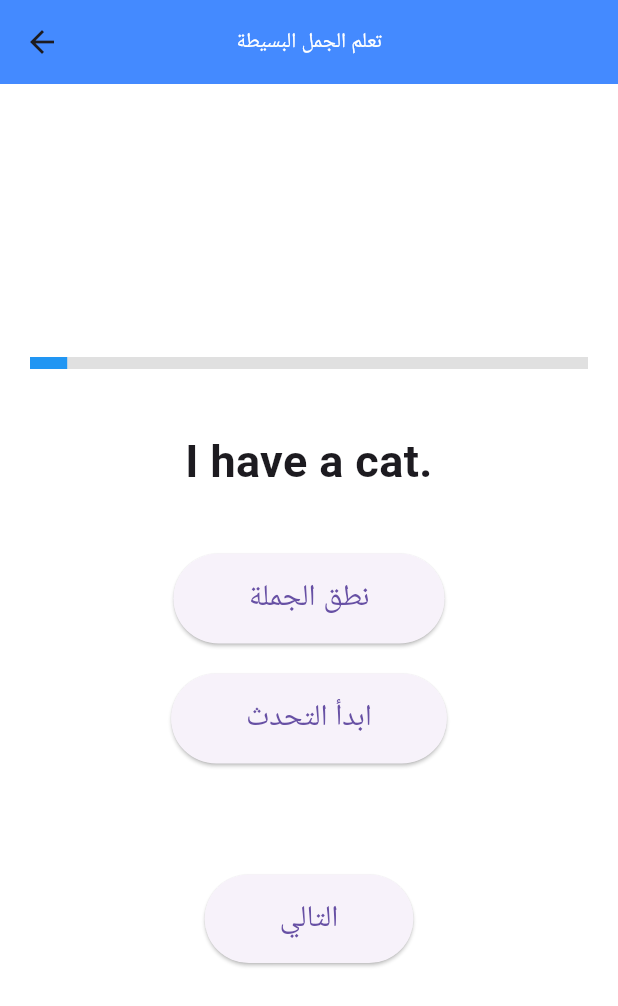
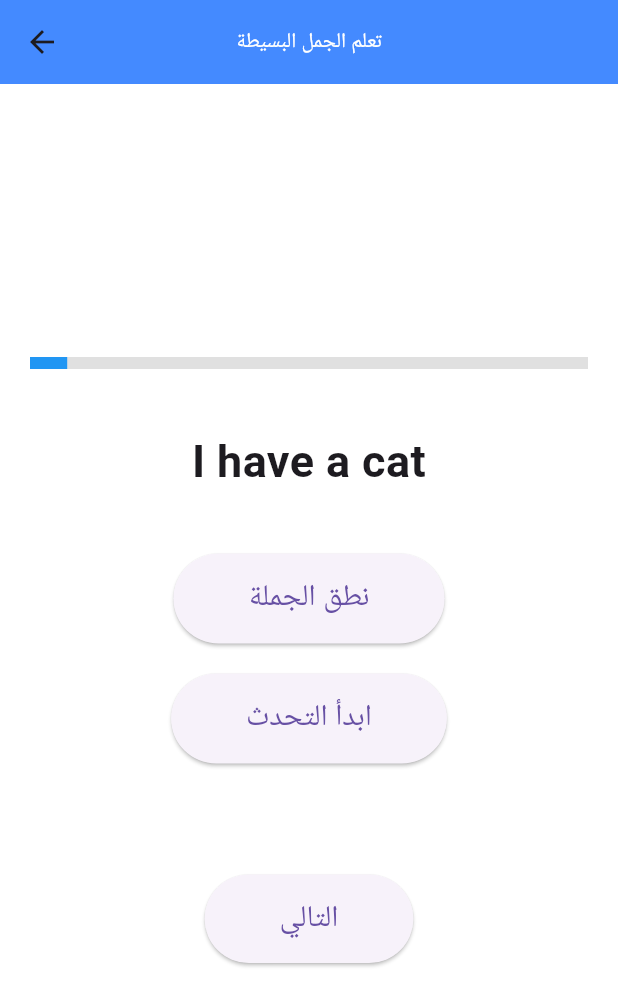
Before and after one commit to AhmedOsmanOmer/kids_english_learning-, a Flutter app: the SentencesLearningScreen screen opened directly, on a phone screen of 412 x 824 dp. Shown: the top 1006 px of the screen. Run offline on Flutter 3.47's test engine with Material 3 defaults, Android fonts, the phone set to English and light mode, and no system bars; our stand-ins replace flutter_tts, permission_handler, speech_to_text.

Commit message:
third commit

```diff
--- a/lib/learn_sentance.dart
+++ b/lib/learn_sentance.dart
@@ -20,30 +20,27 @@ class _SentencesLearningScreenState extends State<SentencesLearningScreen>
   late Animation<double> _fadeInAnimation;
 
   List<Map<String, String>> sentences = [
-    {"sentence": "I have a cat.", "translation": "لدي قطة"},
-    {"sentence": "The sun is bright.", "translation": "الشمس مشرقة"},
+    {"sentence": "I have a cat", "translation": "لدي قطة"},
+    {"sentence": "The sun is bright", "translation": "الشمس مشرقة"},
     {
-      "sentence": "She likes to read books.",
+      "sentence": "She likes to read books",
       "translation": "هي تحب قراءة الكتب"
     },
-    {"sentence": "He is playing with a ball.", "translation": "هو يلعب بالكرة"},
+    {"sentence": "He is playing with a ball", "translation": "هو يلعب بالكرة"},
     {
-      "sentence": "We are going to the park.",
+      "sentence": "We are going to the park",
       "translation": "نحن ذاهبون إلى الحديقة"
     },
-    {"sentence": "The sky is blue.", "translation": "السماء زرقاء"},
-    {"sentence": "They are eating lunch.", "translation": "هم يتناولون الغداء"},
-    {"sentence": "The dog is barking.", "translation": "الكلب ينبح"},
-    {"sentence": "I can jump high.", "translation": "أستطيع القفز عالياً"},
-    {
-      "sentence": "It is raining outside.",
-      "translation": "إنها تمطر في الخارج"
-    },
-    {"sentence": "She has a red hat.", "translation": "لديها قبعة حمراء"},
-    {"sentence": "The bird is singing.", "translation": "العصفور يغني"},
-    {"sentence": "He is riding a bike.", "translation": "هو يركب الدراجة"},
-    {"sentence": "We are happy today.", "translation": "نحن سعداء اليوم"},
-    {"sentence": "The tree is tall.", "translation": "الشجرة طويلة"},
+    {"sentence": "The sky is blue", "translation": "السماء زرقاء"},
+    {"sentence": "They are eating lunch", "translation": "هم يتناولون الغداء"},
+    {"sentence": "The dog is barking", "translation": "الكلب ينبح"},
+    {"sentence": "I can jump high", "translation": "أستطيع القفز عالياً"},
+    {"sentence": "It is raining outside", "translation": "إنها تمطر في الخارج"},
+    {"sentence": "She has a red hat", "translation": "لديها قبعة حمراء"},
+    {"sentence": "The bird is singing", "translation": "العصفور يغني"},
+    {"sentence": "He is riding a bike", "translation": "هو يركب الدراجة"},
+    {"sentence": "We are happy today", "translation": "نحن سعداء اليوم"},
+    {"sentence": "The tree is tall", "translation": "الشجرة طويلة"},
   ];
 
   int currentIndex = 0;
@@ -82,9 +79,13 @@ class _SentencesLearningScreenState extends State<SentencesLearningScreen>
     if (available) {
       setState(() => isListening = true);
       speechToText!.listen(onResult: (result) {
-        setState(() {
-          feedback = _checkPronunciation(result.recognizedWords);
-        });
+        if (result.finalResult) {
+          // Check if the user has finished speaking
+          setState(() {
+            feedback = _checkPronunciation(result.recognizedWords);
+            _stopListening(); // Stop listening after the final result
+          });
+        }
       });
     } else {
       setState(() => isListening = false);
```
Also changed, not shown: lib/learn_letters.dart (+12 -7 lines).
